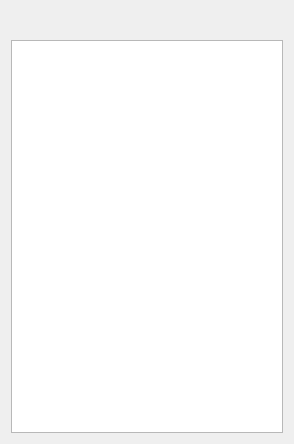
This is src/gui/EntryListWidget.ui in Gnurou/tagainijisho as Qt 5 draws it before an edit. The edited form follows.
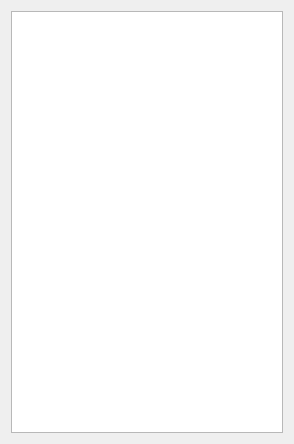
This is the edited form. Custom widgets are drawn as their Qt base class.

```diff
--- a/src/gui/EntryListWidget.ui
+++ b/src/gui/EntryListWidget.ui
@@ -13,46 +13,7 @@
   <property name="windowTitle">
    <string>Form</string>
   </property>
-  <layout class="QVBoxLayout" name="verticalLayout">
-   <item>
-    <widget class="QWidget" name="_toolsWidget" native="true">
-     <layout class="QHBoxLayout" name="horizontalLayout">
-      <property name="margin">
-       <number>0</number>
-      </property>
-      <item>
-       <widget class="QToolButton" name="newListButton">
-        <property name="text">
-         <string/>
-        </property>
-        <property name="autoRaise">
-         <bool>true</bool>
-        </property>
-       </widget>
-      </item>
-      <item>
-       <widget class="QToolButton" name="deleteSelectionButton">
-        <property name="autoRaise">
-         <bool>true</bool>
-        </property>
-       </widget>
-      </item>
-      <item>
-       <spacer name="horizontalSpacer">
-        <property name="orientation">
-         <enum>Qt::Horizontal</enum>
-        </property>
-        <property name="sizeHint" stdset="0">
-         <size>
-          <width>227</width>
-          <height>20</height>
-         </size>
-        </property>
-       </spacer>
-      </item>
-     </layout>
-    </widget>
-   </item>
+  <layout class="QVBoxLayout" name="vLayout">
    <item>
     <widget class="EntryListView" name="lists">
      <property name="acceptDrops">
```
